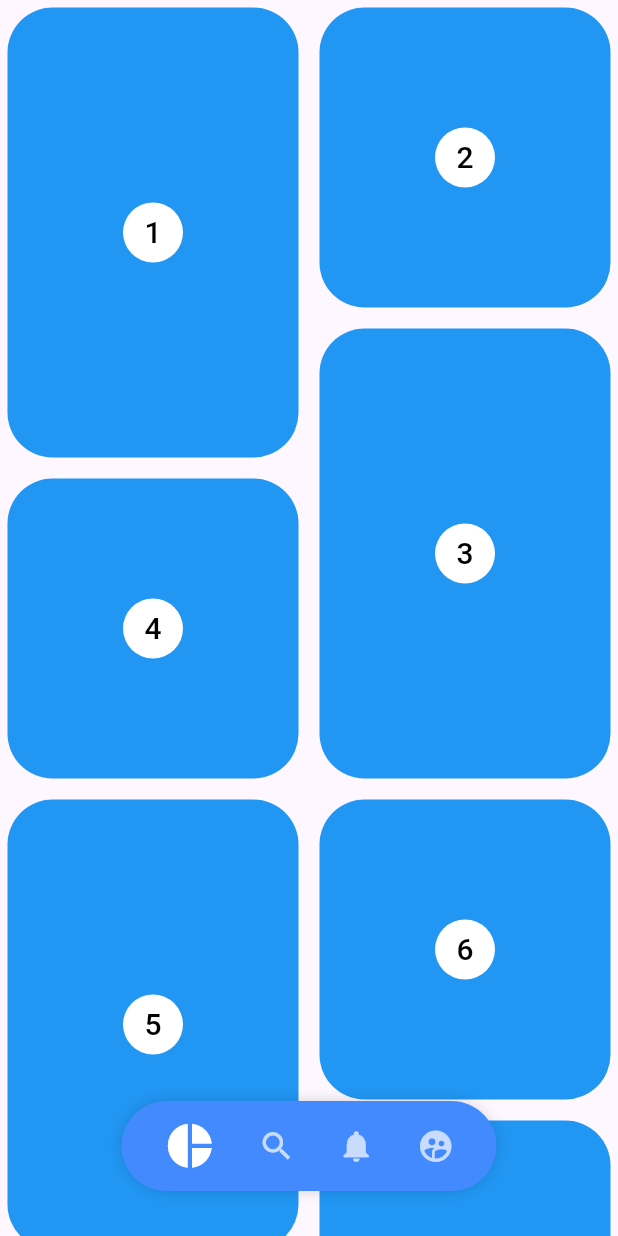
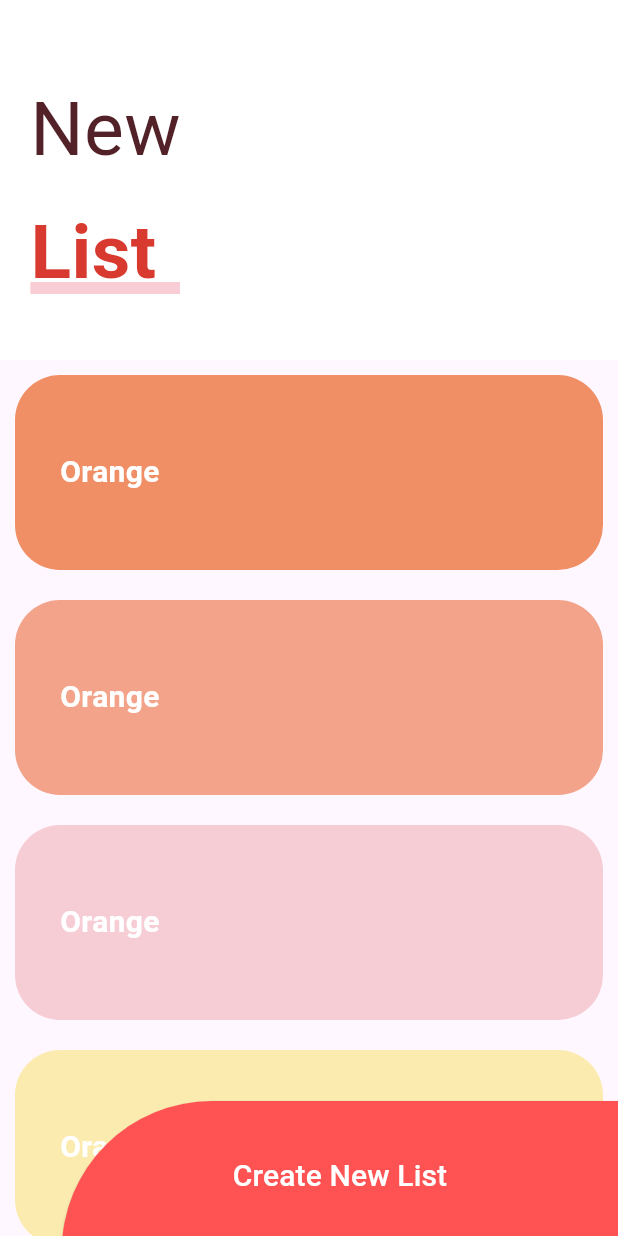
Before and after one commit to CarlosHugoRodriguezC/design_app, a Flutter app: the screen it shows after launch, on a phone screen of 412 x 824 dp. Run offline on Flutter 3.47's test engine with Material 3 defaults, Android fonts, the phone set to English and light mode, and no system bars; our stand-ins replace animate_do, flutter_svg, font_awesome_flutter.

Commit message:
Update home screen to use SliverListScreen instead of PinterestScreen

```diff
--- a/lib/main.dart
+++ b/lib/main.dart
@@ -33,7 +33,7 @@ class MyApp extends StatelessWidget {
         colorScheme: ColorScheme.fromSeed(seedColor: Colors.deepPurple),
         useMaterial3: true,
       ),
-      home: PinterestScreen(),
+      home: SliverListScreen(),
     );
   }
 }
--- /dev/null
+++ b/lib/presentation/screens/emergency_screen.dart
@@ -0,0 +1,111 @@
+import 'package:animate_do/animate_do.dart';
+import 'package:design_app/presentation/widgets/icon_header.dart';
+import 'package:design_app/presentation/widgets/option_card.dart';
+import 'package:flutter/material.dart';
+import 'package:font_awesome_flutter/font_awesome_flutter.dart';
+
+final items = <_CardOption>[
+  const _CardOption(FontAwesomeIcons.carBurst, 'Motor Accident',
+      Color(0xff6989F5), Color(0xff906EF5)),
+  const _CardOption(FontAwesomeIcons.plus, 'Medical Emergency',
+      Color(0xff66A9F2), Color(0xff536CF6)),
+  const _CardOption(FontAwesomeIcons.masksTheater, 'Theft / Harrasement',
+      Color(0xffF2D572), Color(0xffE06AA3)),
+  const _CardOption(FontAwesomeIcons.personBiking, 'Awards', Color(0xff317183),
+      Color(0xff46997D)),
+  const _CardOption(FontAwesomeIcons.carBurst, 'Motor Accident',
+      Color(0xff6989F5), Color(0xff906EF5)),
+  const _CardOption(FontAwesomeIcons.plus, 'Medical Emergency',
+      Color(0xff66A9F2), Color(0xff536CF6)),
+  const _CardOption(FontAwesomeIcons.masksTheater, 'Theft / Harrasement',
+      Color(0xffF2D572), Color(0xffE06AA3)),
+  const _CardOption(FontAwesomeIcons.personBiking, 'Awards', Color(0xff317183),
+      Color(0xff46997D)),
+  const _CardOption(FontAwesomeIcons.carBurst, 'Motor Accident',
+      Color(0xff6989F5), Color(0xff906EF5)),
+  const _CardOption(FontAwesomeIcons.plus, 'Medical Emergency',
+      Color(0xff66A9F2), Color(0xff536CF6)),
+  const _CardOption(FontAwesomeIcons.masksTheater, 'Theft / Harrasement',
+      Color(0xffF2D572), Color(0xffE06AA3)),
+  const _CardOption(FontAwesomeIcons.personBiking, 'Awards', Color(0xff317183),
+      Color(0xff46997D)),
+];
+
+class EmergencyScreen extends StatelessWidget {
+  const EmergencyScreen({super.key});
+
+  @override
+  Widget build(BuildContext context) {
+    return Scaffold(
+      body: Stack(children: [
+        Container(
+          margin: const EdgeInsets.only(top: 200),
+          child: ListView(
+            physics: const BouncingScrollPhysics(),
+            children: [
+              const SizedBox(
+                height: 80,
+              ),
+              ...items,
+              const SizedBox(
+                height: 80,
+              ),
+            ],
+          ),
+        ),
+        const _Header(),
+      ]),
+    );
+  }
+}
+
+class _CardOption extends StatelessWidget {
+  const _CardOption(this.icon, this.text, this.color1, this.color2);
+
+  final IconData icon;
+  final String text;
+  final Color color1;
+  final Color color2;
+
+  @override
+  Widget build(BuildContext context) {
+    return FadeInDown(
+      child: OptionCard(
+        icon: icon,
+        text: text,
+        color1: color1,
+        color2: color2,
+        onPressed: () {},
+      ),
+    );
+  }
+}
+
+class _Header extends StatelessWidget {
+  const _Header();
+
+  @override
+  Widget build(BuildContext context) {
+    return Stack(
+      children: [
+        const IconHeader(
+          icon: FontAwesomeIcons.plus,
+          subtitle: 'You have requested',
+          title: 'Medical Assistance',
+        ),
+        Positioned(
+          right: 0,
+          top: 40,
+          child: IconButton(
+            icon: const FaIcon(
+              FontAwesomeIcons.ellipsisVertical,
+              color: Colors.white,
+            ),
+            onPressed: () {},
+            color: Colors.white,
+          ),
+        )
+      ],
+    );
+  }
+}
--- a/lib/presentation/screens/screens.dart
+++ b/lib/presentation/screens/screens.dart
@@ -1,5 +1,7 @@
+export 'animations_screen.dart';
+export 'emergency_screen.dart';
+export 'graficas_circulares_screen.dart';
 export 'headers_screen.dart';
-export 'graficas_circulares_screen.dart';
-export 'animations_screen.dart';
+export 'pinterest_screen.dart';
 export 'slideshow_screen.dart';
-export 'pinterest_screen.dart';
+export 'sliver_list_screen.dart';
--- /dev/null
+++ b/lib/presentation/screens/sliver_list_screen.dart
@@ -0,0 +1,230 @@
+import 'package:flutter/material.dart';
+
+class SliverListScreen extends StatelessWidget {
+  const SliverListScreen({super.key});
+
+  @override
+  Widget build(BuildContext context) {
+    return Scaffold(
+      body: Stack(children: [
+        _MainScroll(),
+        const Positioned(
+          bottom: -10,
+          right: 0,
+          child: _ButtonNewList(),
+        ),
+      ]),
+    );
+  }
+}
+
+class _ButtonNewList extends StatelessWidget {
+  const _ButtonNewList({super.key});
+
+  @override
+  Widget build(BuildContext context) {
+    final size = MediaQuery.of(context).size;
+    return ElevatedButton(
+      onPressed: () {},
+      style: ElevatedButton.styleFrom(
+        fixedSize: Size(size.width * 0.9, 100),
+        backgroundColor: Colors.redAccent,
+        foregroundColor: Colors.white,
+        shape: const RoundedRectangleBorder(
+          borderRadius: BorderRadius.only(
+            topLeft: Radius.circular(100),
+          ),
+        ),
+      ),
+      child: const Text('Create New List', style: TextStyle(fontSize: 20)),
+    );
+  }
+}
+
+class _MainScroll extends StatelessWidget {
+  _MainScroll();
+
+  final items = [
+    const _ListItem('Orange', Color(0xffF08F66)),
+    const _ListItem('Family', Color(0xffF2A38A)),
+    const _ListItem('Subscriptions', Color(0xffF7CDD5)),
+    const _ListItem('Books', Color(0xffFCEBAF)),
+    const _ListItem('Orange', Color(0xffF08F66)),
+    const _ListItem('Family', Color(0xffF2A38A)),
+    const _ListItem('Subscriptions', Color(0xffF7CDD5)),
+    const _ListItem('Books', Color(0xffFCEBAF)),
+  ];
+
+  @override
+  Widget build(BuildContext context) {
+    return CustomScrollView(
+      slivers: [
+        SliverPersistentHeader(
+          floating: true,
+          delegate: _SliverCustomHeaderDelegate(
+            maxHeight: 240,
+            minHeight: 210,
+            child: Container(
+              alignment: Alignment.centerLeft,
+              color: Colors.white,
+              child: const _Title(),
+            ),
+          ),
+        ),
+        SliverList(
+          delegate: SliverChildListDelegate(
+            [
+              ...items,
+              const SizedBox(
+                height: 100,
+              )
+            ],
+          ),
+        ),
+      ],
+    );
+  }
+}
+
+class _SliverCustomHeaderDelegate extends SliverPersistentHeaderDelegate {
+  _SliverCustomHeaderDelegate({
+    required this.child,
+    this.minHeight = 170,
+    this.maxHeight = 200,
+  });
+
+  final double minHeight;
+  final double maxHeight;
+  final Widget child;
+
+  @override
+  Widget build(
+    BuildContext context,
+    double shrinkOffset,
+    bool overlapsContent,
+  ) {
+    return SizedBox.expand(
+      child: child,
+    );
+  }
+
+  @override
+  double get maxExtent => (minHeight > maxHeight) ? minHeight : maxHeight;
+
+  @override
+  double get minExtent => (minHeight < maxHeight) ? minHeight : maxHeight;
+
+  @override
+  bool shouldRebuild(covariant SliverPersistentHeaderDelegate oldDelegate) {
+    return maxExtent != oldDelegate.maxExtent ||
+        minExtent != oldDelegate.minExtent;
+  }
+}
+
+class _Title extends StatelessWidget {
+  const _Title();
+
+  @override
+  Widget build(BuildContext context) {
+    return Column(
+      children: [
+        const SizedBox(
+          height: 50,
+        ),
+        Container(
+          margin: const EdgeInsets.symmetric(
+            horizontal: 20,
+          ),
+          child: const Text(
+            'New',
+            style: TextStyle(
+              color: Color(0xFF532128),
+              fontSize: 50,
+            ),
+          ),
+        ),
+        const SizedBox(
+          height: 10,
+        ),
+        Stack(
+          children: [
+            const SizedBox(
+              width: 100,
+            ),
+            Positioned(
+              bottom: 8,
+              child: Container(
+                width: 120,
+                height: 8,
+                color: const Color(0xFFF8CDD5),
+              ),
+            ),
+            const Text(
+              'List',
+              style: TextStyle(
+                color: Color(0xFFD93A30),
+                fontSize: 50,
+                fontWeight: FontWeight.bold,
+              ),
+            ),
+          ],
+        ),
+      ],
+    );
+  }
+}
+
+class _TaskList extends StatelessWidget {
+  _TaskList();
+
+  final items = [
+    const _ListItem('Orange', const Color(0xffF08F66)),
+    const _ListItem('Family', Color(0xffF2A38A)),
+    const _ListItem('Subscriptions', Color(0xffF7CDD5)),
+    const _ListItem('Books', Color(0xffFCEBAF)),
+    const _ListItem('Orange', Color(0xffF08F66)),
+    const _ListItem('Family', Color(0xffF2A38A)),
+    const _ListItem('Subscriptions', Color(0xffF7CDD5)),
+    const _ListItem('Books', Color(0xffFCEBAF)),
+  ];
+
+  @override
+  Widget build(BuildContext context) {
+    return ListView.builder(
+      itemCount: items.length,
+      itemBuilder: (context, index) {
+        final item = items[index];
+        return item;
+      },
+    );
+  }
+}
+
+class _ListItem extends StatelessWidget {
+  const _ListItem(this.title, this.color);
+
+  final String title;
+  final Color color;
+
+  @override
+  Widget build(BuildContext context) {
+    return Container(
+      alignment: Alignment.centerLeft,
+      padding: const EdgeInsets.all(30),
+      margin: const EdgeInsets.all(10),
+      height: 130,
+      decoration: BoxDecoration(
+        color: color,
+        borderRadius: BorderRadius.circular(30),
+      ),
+      child: const Text(
+        'Orange',
+        style: TextStyle(
+          color: Colors.white,
+          fontWeight: FontWeight.bold,
+          fontSize: 20,
+        ),
+      ),
+    );
+  }
+}
--- a/lib/presentation/widgets/headers.dart
+++ b/lib/presentation/widgets/headers.dart
@@ -1,5 +1,3 @@
-import 'dart:collection';
-
 import 'package:flutter/material.dart';
 
 class HeaderSquare extends StatelessWidget {
@@ -42,8 +40,7 @@ class HeaderDiagonal extends StatelessWidget {
 
   @override
   Widget build(BuildContext context) {
-    final colorScheme = Theme.of(context).colorScheme;
-    return Container(
+    return SizedBox(
       height: double.infinity,
       width: double.infinity,
       // color: colorScheme.primaryContainer,
@@ -280,7 +277,6 @@ class _HeaderWavesPainter extends CustomPainter {
 
   @override
   bool shouldRepaint(covariant CustomPainter oldDelegate) {
-    // TODO: implement shouldRepaint
     return false;
   }
 }
--- a/pubspec.yaml
+++ b/pubspec.yaml
@@ -28,11 +28,13 @@ environment:
 # the latest version available on pub.dev. To see which dependencies have newer
 # versions available, run `flutter pub outdated`.
 dependencies:
+  animate_do: ^3.1.2
   cupertino_icons: ^1.0.2
   flutter:
     sdk: flutter
   flutter_staggered_grid_view: ^0.7.0
   flutter_svg: ^2.0.9
+  font_awesome_flutter: ^10.6.0
   provider: ^6.1.1
 
 dev_dependencies:
```
Also changed, not shown: lib/presentation/widgets/icon_header.dart (added, +97 -0 lines), lib/presentation/widgets/option_card.dart (added, +113 -0 lines), pubspec.lock.
